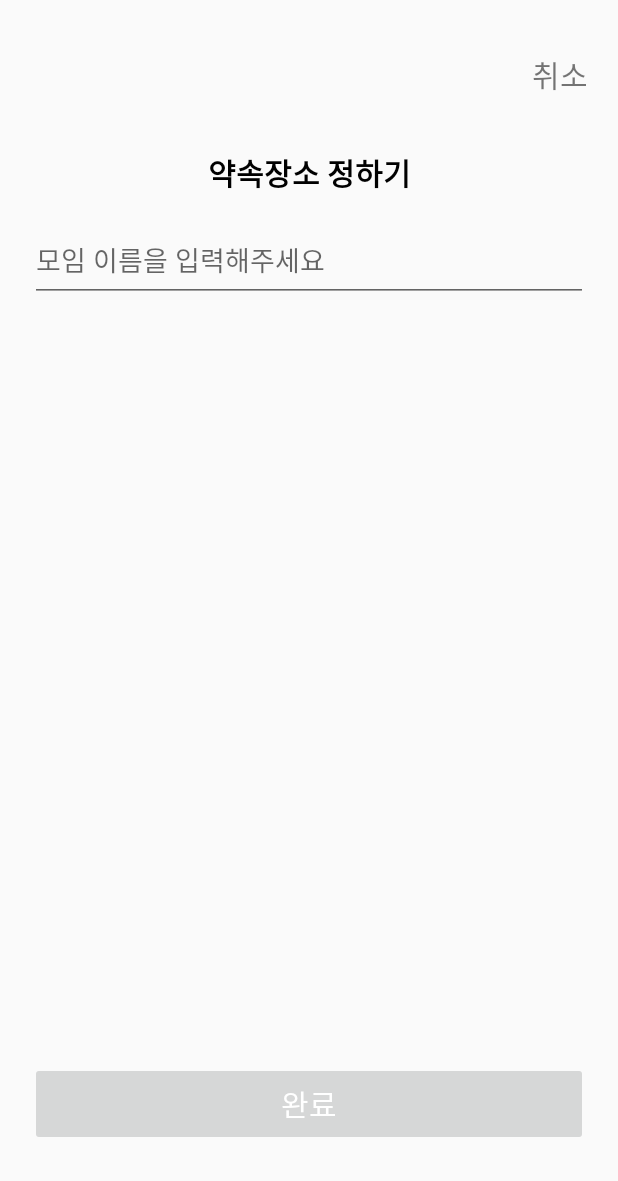
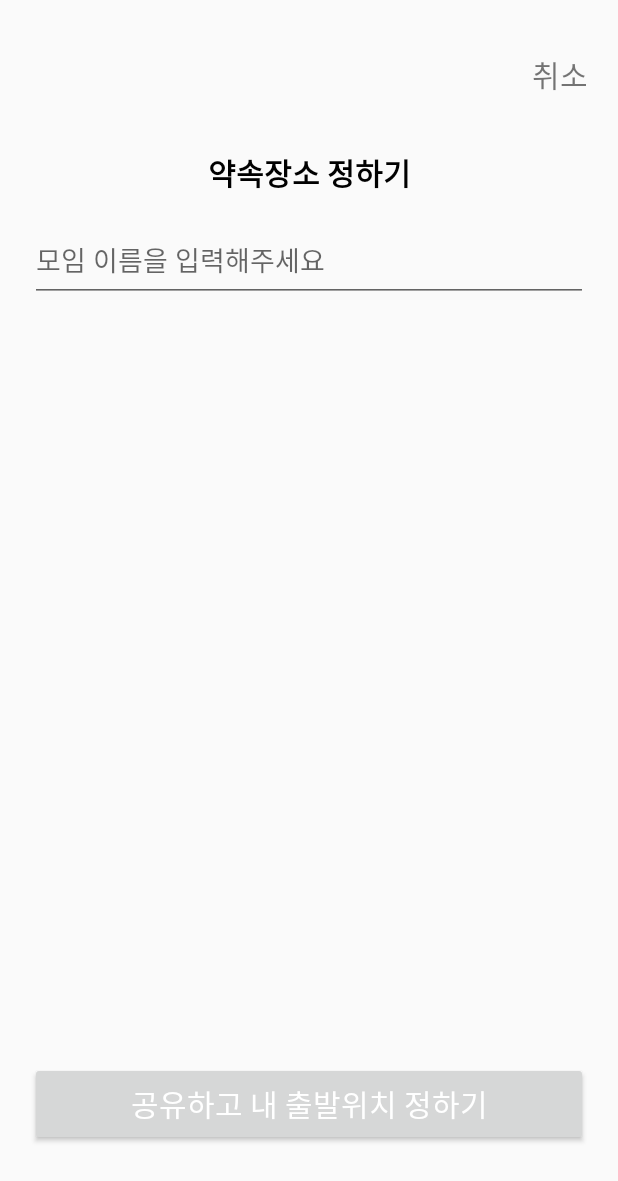
Before and after one commit to Devist/Find-a-WayPoint, an Android app: the CreateActivity screen opened directly, with no data from a screen before it, on a phone screen of 412 x 824 dp. Shown: the top 1181 px of the screen. Run offline under Robolectric (Android 15) with nearby library versions, the phone set to English and light mode, and no system bars.

```diff
--- a/app/src/main/res/layout/activity_create.xml
+++ b/app/src/main/res/layout/activity_create.xml
@@ -49,7 +49,7 @@
                 android:layout_margin="20dp"
                 android:textColor="@color/colorPrimaryDark"
                 android:enabled="false"
-                android:text="완료"/>
+                android:text="공유하고 내 출발위치 정하기"/>
         </LinearLayout>
 
 
```
Also changed, not shown: app/src/main/java/io/ssenbabies/findawaypoint/pages/CreateActivity.java (+7 -3 lines).
